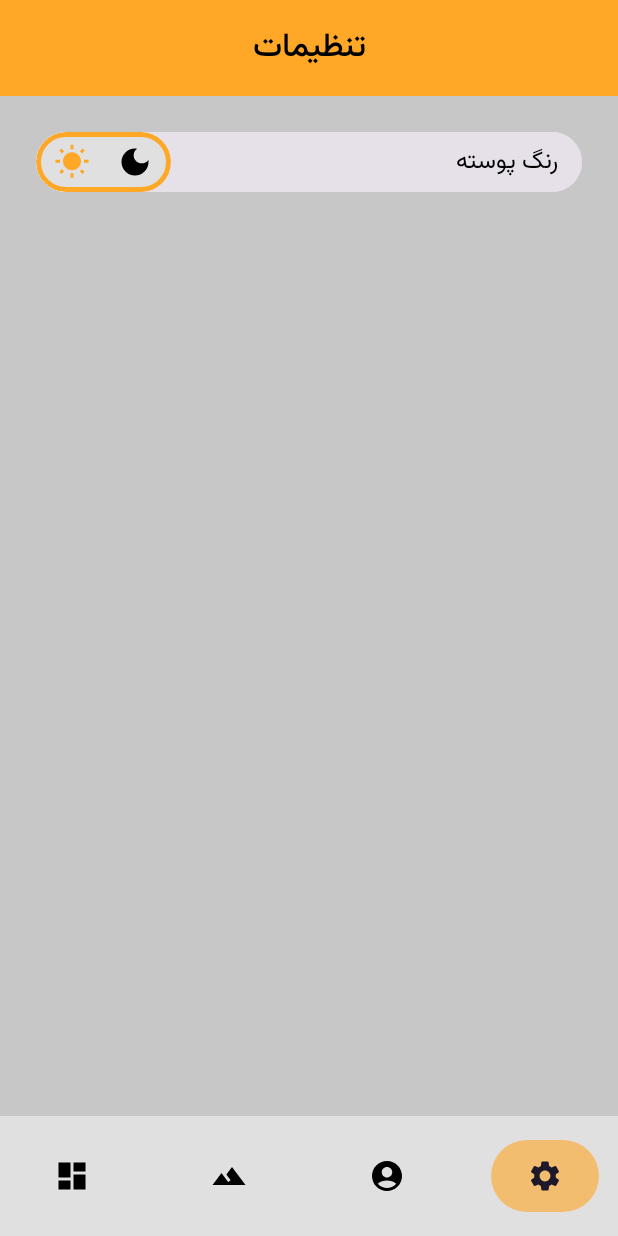
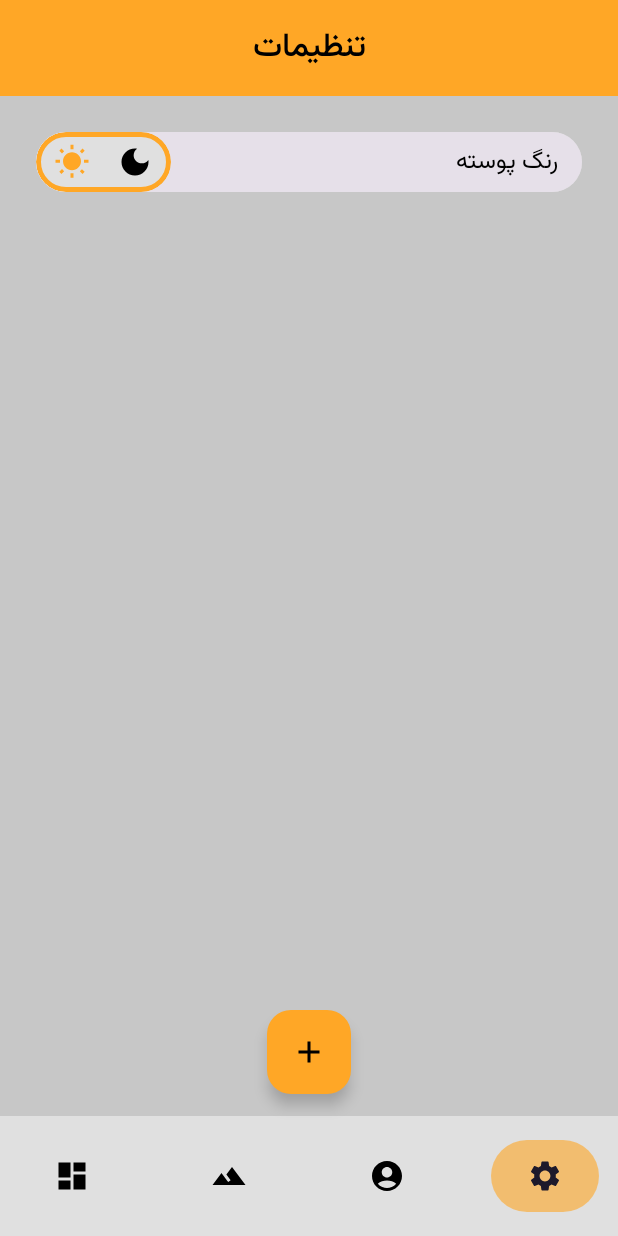
Before and after one commit to seyyedmorty/quit_hero, an Android app built with Jetpack Compose: the screen it shows after launch (MainActivity), on a phone screen of 412 x 824 dp. Run offline under Robolectric (Android 15) with nearby library versions, the phone set to English and light mode, and no system bars.

Commit message:
Floating Action Button Has Been Added

```diff
--- a/app/src/main/java/com/example/quithero/MainActivity.kt
+++ b/app/src/main/java/com/example/quithero/MainActivity.kt
@@ -4,15 +4,22 @@ import android.os.Bundle
 import androidx.activity.ComponentActivity
 import androidx.activity.compose.setContent
 import androidx.activity.enableEdgeToEdge
+import androidx.compose.foundation.layout.Box
+import androidx.compose.foundation.layout.fillMaxSize
+import androidx.compose.foundation.layout.offset
 import androidx.compose.foundation.layout.padding
+import androidx.compose.material3.FabPosition
 import androidx.compose.material3.Scaffold
 import androidx.compose.runtime.collectAsState
 import androidx.compose.runtime.getValue
+import androidx.compose.ui.Alignment
 import androidx.compose.ui.Modifier
+import androidx.compose.ui.unit.dp
 import androidx.lifecycle.viewmodel.compose.viewModel
 import androidx.navigation.compose.rememberNavController
 import com.example.quithero.navigation.AppNavGraph
 import com.example.quithero.navigation.BottomBar
+import com.example.quithero.navigation.FAButton
 import com.example.quithero.navigation.TopBar
 import com.example.quithero.ui.theme.QuitHeroTheme
 import com.example.quithero.viewmodel.ThemeViewModel
@@ -28,6 +35,9 @@ class MainActivity : ComponentActivity() {
 
             val navController = rememberNavController()
 
+            Box(
+                modifier = Modifier.fillMaxSize()
+            ) {
                 QuitHeroTheme(darkTheme = isDark) {   // تم اپ
                     Scaffold(
                         bottomBar = {
@@ -43,7 +53,13 @@ class MainActivity : ComponentActivity() {
                             modifier = Modifier.padding(paddingValues)
                         )
                     }
+                    FAButton(
+                        modifier = Modifier
+                            .align(Alignment.BottomCenter)   // اینجا OK
+                            .offset(y = (-95).dp),
+                    )
                 }
             }
         }
     }
+}
--- a/app/src/main/java/com/example/quithero/navigation/BottomBar.kt
+++ b/app/src/main/java/com/example/quithero/navigation/BottomBar.kt
@@ -36,6 +36,7 @@ fun BottomBar(nav: NavController) {
     NavigationBar(
         containerColor = MaterialTheme.colorScheme.surface
     ) {
+
         listOfItems.forEach { item ->
 
             val selected = currentRoute == item.route
--- /dev/null
+++ b/app/src/main/java/com/example/quithero/navigation/FAButton.kt
@@ -0,0 +1,150 @@
+package com.example.quithero.navigation
+
+import androidx.compose.animation.AnimatedVisibility
+import androidx.compose.animation.fadeIn
+import androidx.compose.animation.fadeOut
+import androidx.compose.animation.slideIn
+import androidx.compose.animation.slideInVertically
+import androidx.compose.animation.slideOutVertically
+import androidx.compose.foundation.layout.Arrangement
+import androidx.compose.foundation.layout.Box
+import androidx.compose.foundation.layout.Column
+import androidx.compose.foundation.layout.offset
+import androidx.compose.foundation.layout.wrapContentSize
+import androidx.compose.material.icons.Icons
+import androidx.compose.material.icons.filled.Add
+import androidx.compose.material.icons.filled.AddCircle
+import androidx.compose.material.icons.filled.Close
+import androidx.compose.material3.FloatingActionButton
+import androidx.compose.material3.Icon
+import androidx.compose.material3.MaterialTheme
+import androidx.compose.material3.SmallFloatingActionButton
+import androidx.compose.material3.Text
+import androidx.compose.runtime.Composable
+import androidx.compose.runtime.LaunchedEffect
+import androidx.compose.runtime.getValue
+import androidx.compose.runtime.mutableStateListOf
+import androidx.compose.runtime.mutableStateOf
+import androidx.compose.runtime.remember
+import androidx.compose.runtime.setValue
+import androidx.compose.ui.Alignment
+import androidx.compose.ui.Modifier
+import androidx.compose.ui.unit.dp
+import androidx.compose.animation.AnimatedVisibility
+import androidx.compose.animation.fadeIn
+import androidx.compose.animation.fadeOut
+import androidx.compose.animation.slideInVertically
+import androidx.compose.animation.slideOutVertically
+import androidx.compose.foundation.background
+
+import androidx.compose.foundation.layout.Box
+import androidx.compose.foundation.layout.Column
+import androidx.compose.foundation.layout.offset
+import androidx.compose.foundation.layout.padding
+import androidx.compose.foundation.layout.wrapContentSize
+import androidx.compose.material.icons.filled.Edit
+import androidx.compose.material.icons.filled.Share
+import androidx.compose.material3.FloatingActionButton
+import androidx.compose.material3.Icon
+import androidx.compose.material3.SmallFloatingActionButton
+
+
+import androidx.compose.runtime.LaunchedEffect
+import androidx.compose.runtime.getValue
+import androidx.compose.runtime.mutableStateListOf
+import androidx.compose.runtime.mutableStateOf
+
+import kotlinx.coroutines.delay
+
+@Composable
+fun FAButton(modifier: Modifier = Modifier) {
+    // 1. حالت اصلی باز/بسته شدن
+    var expand by remember { mutableStateOf(false) }
+
+    // 2. یک لیست حالت برای هر اکشن (برای stagger)
+    val itemVisible = remember { mutableStateListOf(false, false) }
+
+    // 3. هنگام تغییر expand، با تاخیر کوتاه هر آیتم را نشان/مخفی کن
+    LaunchedEffect(key1 = expand) {
+        if (expand) {
+            // باز شدن: نشان دادن به ترتیب با تاخیر کوچک
+            itemVisible[0] = true
+            delay(60) // stagger
+            itemVisible[1] = true
+        } else {
+            // بستن: مخفی کردن به ترتیب معکوس برای حس خوب
+            itemVisible[1] = false
+            delay(40)
+            itemVisible[0] = false
+        }
+    }
+
+    // 4. ساختار: Box که محتوا را در BottomCenter قرار می‌دهد.
+    Box(
+        modifier = modifier.wrapContentSize(), // اندازه را به محتوا محدود کن
+        contentAlignment = Alignment.BottomCenter
+    ) {
+        // ---- دکمه‌های فرعی (نمایش بالا سر FAB) ----
+        Column(
+            horizontalAlignment = Alignment.CenterHorizontally,
+            verticalArrangement = Arrangement.spacedBy(12.dp),
+            modifier = Modifier
+
+                .offset(y = (-72).dp)
+        ) {
+            // Action 1
+            AnimatedVisibility(
+                visible = itemVisible[0],
+                enter = fadeIn() + slideInVertically { it / 2 },
+                exit = fadeOut() + slideOutVertically { it / 2 }
+            ) {
+                SmallFloatingActionButton(
+                    onClick = {
+                        expand = false
+                    },
+                  containerColor = MaterialTheme.colorScheme.primary
+                ) {
+                    Text(
+                        text = "کشیدم",
+                        style = MaterialTheme.typography.bodyMedium,
+                        color = MaterialTheme.colorScheme.onPrimary,
+                        modifier = Modifier.padding(10.dp)
+                    )
+                }
+            }
+
+            // Action 2
+            AnimatedVisibility(
+                visible = itemVisible[1],
+                enter = fadeIn() + slideInVertically { it / 2 },
+                exit = fadeOut() + slideOutVertically { it / 2 }
+            ) {
+                SmallFloatingActionButton(
+                    onClick = {
+                        expand = false
+                    },
+                    containerColor = MaterialTheme.colorScheme.primary
+                ) {
+                    Text(
+                        text = "میخوام بکشم",
+                        style = MaterialTheme.typography.bodyMedium,
+                        color = MaterialTheme.colorScheme.onPrimary,
+                        modifier = Modifier.padding(10.dp)
+                    )
+                }
+            }
+        }
+
+        // ---- دکمهٔ اصلی (FAB) ----
+        FloatingActionButton(
+            onClick = { expand = !expand },
+            containerColor = MaterialTheme.colorScheme.primary,
+            contentColor = MaterialTheme.colorScheme.onPrimary
+        ) {
+            Icon(
+                imageVector = if (expand) Icons.Filled.Close else Icons.Filled.Add,
+                contentDescription = "FAB Icon"
+            )
+        }
+    }
+}
```
Also changed, not shown: app/build.gradle.kts (+37 -33 lines), gradle/libs.versions.toml (+28 -5 lines). Lines whose indentation alone changed are shown as unchanged.
